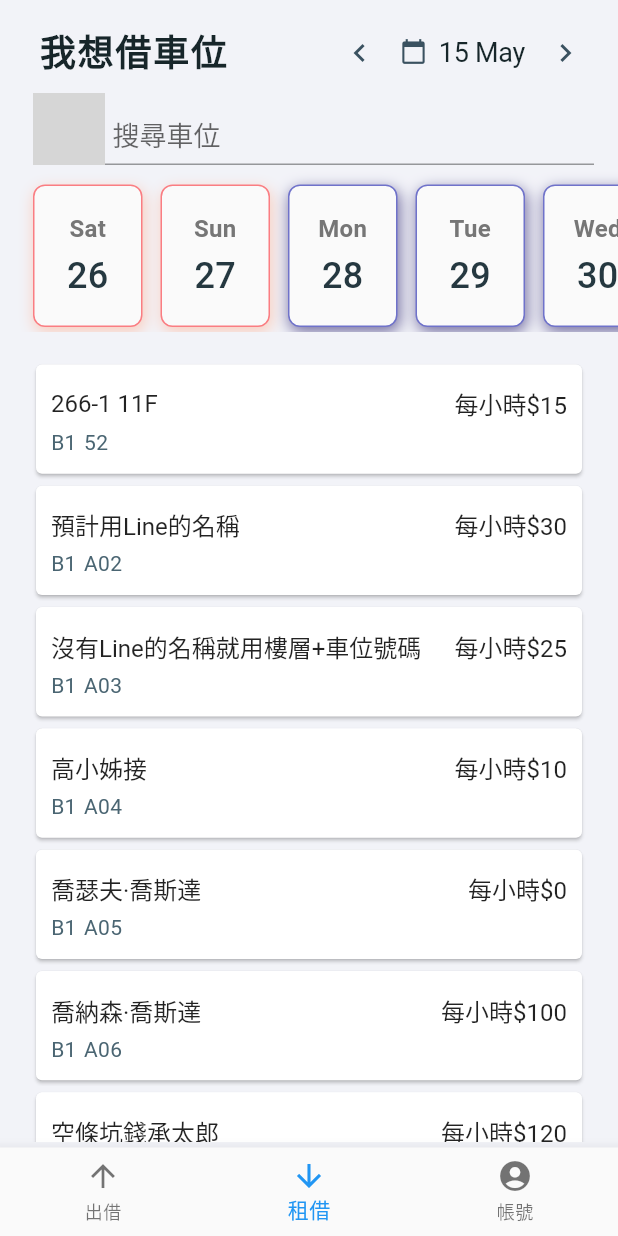
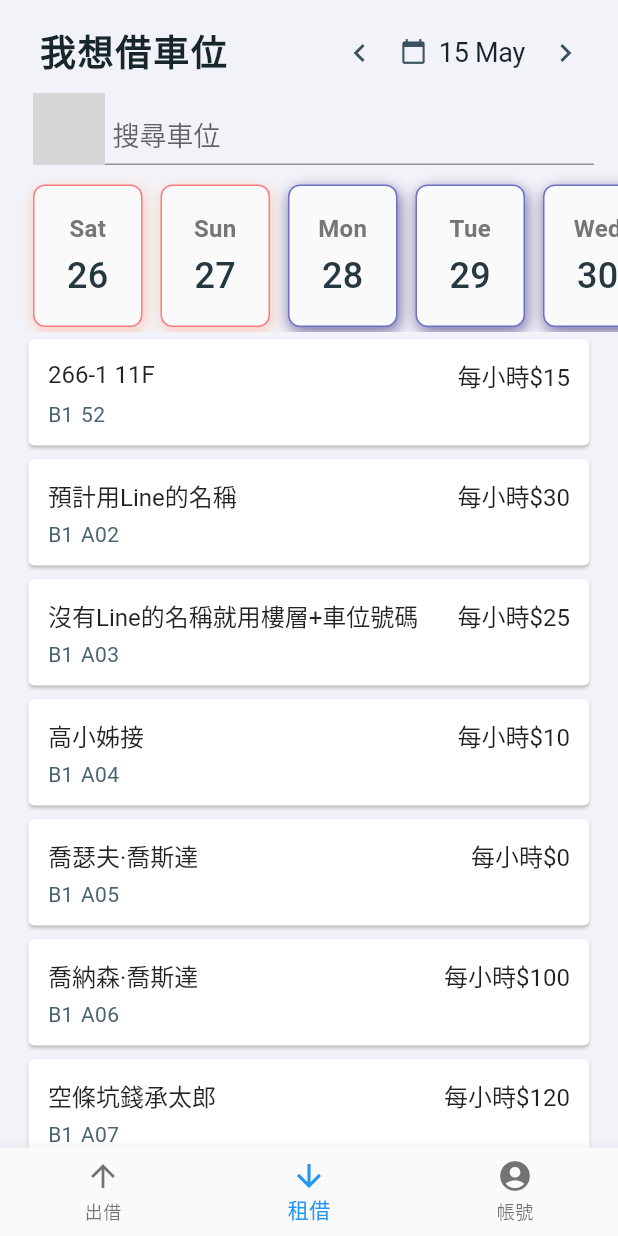
Before and after one commit to Syana6/ParkPals, a Flutter app: the screen it shows after launch, on a phone screen of 412 x 824 dp. Run offline on Flutter 3.47's test engine with Material 2 defaults, Android fonts, the phone set to English and light mode, and no system bars; our stand-ins replace dropdown_button2; missing offline and left inert: dart:ffi, ej_selector, omni_datetime_picker; Roboto replaces fonts that are missing (WorkSans); grey boxes are pictures that could not be loaded.

Commit message:
可租借車位顯示＋結構重新調整

```diff
--- a/lib/forRentView/parkingCommunity.dart
+++ b/lib/forRentView/parkingCommunity.dart
@@ -1,7 +1,7 @@
 import 'package:flutter/material.dart';
 import 'package:parkpals/forRentView/parkingSpaceList.dart';
 
-import '../models/fakeData.dart';
+import '../rentView/models/fakeData.dart';
 import '../models/parkingSpace.dart';
 
 // 顯示上架車位社區的頁面
--- a/lib/forRentView/parkingSpaceList.dart
+++ b/lib/forRentView/parkingSpaceList.dart
@@ -2,7 +2,7 @@ import 'dart:io';
 
 import 'package:flutter/material.dart';
 import 'package:parkpals/forRentView/parkingSpaceEditPage.dart';
-import '../models/fakeData.dart';
+import '../rentView/models/fakeData.dart';
 import '../models/parkingSpace.dart';
 
 // 顯示指定社區上架車位的頁面
--- a/lib/models/fakeData.dart
+++ b/lib/rentView/models/fakeData.dart
@@ -129,7 +129,77 @@ List<ParkingSpace> fakeParkingSpaces = <ParkingSpace>[
     image: '/Users/Syana/Side Project/ParkPals/parkpals/lib/assets/images/parking_space_1.jpg',
   ),
   ParkingSpace(
-    owner: '喬魯諾·喬巴納',
+    owner: '喬',
+    floor: 'B1',
+    space: 'A08',
+    price: 35,
+    image: '/Users/Syana/Side Project/ParkPals/parkpals/lib/assets/images/parking_space_1.jpg',
+  ),
+  ParkingSpace(
+    owner: '魯',
+    floor: 'B1',
+    space: 'A08',
+    price: 35,
+    image: '/Users/Syana/Side Project/ParkPals/parkpals/lib/assets/images/parking_space_1.jpg',
+  ),
+  ParkingSpace(
+    owner: '諾',
+    floor: 'B1',
+    space: 'A08',
+    price: 35,
+    image: '/Users/Syana/Side Project/ParkPals/parkpals/lib/assets/images/parking_space_1.jpg',
+  ),
+  ParkingSpace(
+    owner: '喬魯巴納',
+    floor: 'B1',
+    space: 'A08',
+    price: 35,
+    image: '/Users/Syana/Side Project/ParkPals/parkpals/lib/assets/images/parking_space_1.jpg',
+  ),
+  ParkingSpace(
+    owner: '喬巴納',
+    floor: 'B1',
+    space: 'A08',
+    price: 35,
+    image: '/Users/Syana/Side Project/ParkPals/parkpals/lib/assets/images/parking_space_1.jpg',
+  ),
+  ParkingSpace(
+    owner: '喬魯',
+    floor: 'B1',
+    space: 'A08',
+    price: 35,
+    image: '/Users/Syana/Side Project/ParkPals/parkpals/lib/assets/images/parking_space_1.jpg',
+  ),
+  ParkingSpace(
+    owner: '魯巴納',
+    floor: 'B1',
+    space: 'A08',
+    price: 35,
+    image: '/Users/Syana/Side Project/ParkPals/parkpals/lib/assets/images/parking_space_1.jpg',
+  ),
+  ParkingSpace(
+    owner: '喬魯諾喬巴納',
+    floor: 'B1',
+    space: 'A08',
+    price: 35,
+    image: '/Users/Syana/Side Project/ParkPals/parkpals/lib/assets/images/parking_space_1.jpg',
+  ),
+  ParkingSpace(
+    owner: '喬納',
+    floor: 'B1',
+    space: 'A08',
+    price: 35,
+    image: '/Users/Syana/Side Project/ParkPals/parkpals/lib/assets/images/parking_space_1.jpg',
+  ),
+  ParkingSpace(
+    owner: '巴納',
+    floor: 'B1',
+    space: 'A08',
+    price: 35,
+    image: '/Users/Syana/Side Project/ParkPals/parkpals/lib/assets/images/parking_space_1.jpg',
+  ),
+  ParkingSpace(
+    owner: '喬·喬',
     floor: 'B1',
     space: 'A08',
     price: 35,
--- a/lib/rentView/rent_screen_widges/can_rent_list.dart
+++ b/lib/rentView/rent_screen_widges/can_rent_list.dart
@@ -1,10 +1,11 @@
 import 'package:flutter/material.dart';
-import '../../models/fakeData.dart';
+import '../models/fakeData.dart';
 import '../../models/parkingSpace.dart';
 import 'canRentDetail.dart';
 
 // main rent_screen.dart
 // 顯示可租借車位的列表
+// Demo 未使用
 class CanRentList extends StatefulWidget {
   const CanRentList(
       {Key? key, this.mainScreenAnimationController, this.mainScreenAnimation})
--- /dev/null
+++ b/lib/rentView/rent_screen_widges/can_rent_object.dart
@@ -0,0 +1,173 @@
+import 'package:flutter/material.dart';
+import '../../models/parkingSpace.dart';
+import 'canRentDetail.dart';
+
+// main rent_screen.dart
+// 顯示可租借車位的列表
+class CanRentObject extends StatefulWidget {
+  const CanRentObject(
+      {Key? key,
+      this.mainScreenAnimationController,
+      this.mainScreenAnimation,
+      required this.objectCount,
+      required this.objectIndex,
+      required this.parkingInfo})
+      : super(key: key);
+
+  final AnimationController? mainScreenAnimationController;
+  final Animation<double>? mainScreenAnimation;
+
+  final int objectCount; // 可停物件總數
+  final int objectIndex; // 可停物件Index
+  final ParkingSpace parkingInfo; // 可停物件資訊
+
+  @override
+  _CanRentObjectState createState() => _CanRentObjectState();
+}
+
+class _CanRentObjectState extends State<CanRentObject>
+    with TickerProviderStateMixin {
+
+  AnimationController? animationController;
+  Animation<double>? animation;
+
+  @override
+  void initState() {
+    animationController = AnimationController(
+        duration: const Duration(milliseconds: 1700), vsync: this);
+    animationController?.forward();
+
+    super.initState();
+  }
+
+  @override
+  void dispose() {
+    animationController?.dispose();
+    super.dispose();
+  }
+
+  Widget build(BuildContext context) {
+    return AnimatedBuilder(
+        animation: widget.mainScreenAnimationController!,
+        builder: (BuildContext context, Widget? child) {
+          return FadeTransition(
+            opacity: widget.mainScreenAnimation!,
+            child: Transform.translate(
+              offset: Offset(0.0, 30 * (1.0 - widget.mainScreenAnimation!.value)),
+              child: SizedBox(
+                height: 80,
+                width: double.infinity,
+                child: Padding(
+                  padding: const EdgeInsets.fromLTRB(15, 1, 15, 0),
+                  child: ParkingSpaceInfo(
+                    animation: Tween<double>(
+                      begin: 0.0,
+                      end: 1.0,
+                    ).animate(
+                      CurvedAnimation(
+                        parent: animationController!,
+                        curve: Interval(
+                          (1 / widget.objectCount) * widget.objectIndex,
+                          1.0,
+                          curve: Curves.fastOutSlowIn,
+                        ),
+                      ),
+                    ),
+                    animationController: animationController,
+                    parkInfo: widget.parkingInfo,
+                    callBack: () {
+                      // TODO: 點擊後進入車位詳細資訊頁面
+                      Navigator.push(
+                        context,
+                        MaterialPageRoute(
+                          builder: (context) => canRentDetail(
+                            parkingSpace: widget.parkingInfo,
+                          ),
+                        ),
+                      );
+                    },
+                  ),
+                ),
+              ),
+            ),
+          );
+        });
+  }
+}
+
+// 車位資訊小卡
+// 處理從右側進入的動畫效果
+class ParkingSpaceInfo extends StatelessWidget {
+  const ParkingSpaceInfo(
+      {Key? key,
+      this.parkInfo,
+      this.callBack,
+      this.animationController,
+      this.animation})
+      : super(key: key);
+
+  final ParkingSpace? parkInfo;
+  final VoidCallback? callBack;
+  final AnimationController? animationController;
+  final Animation<double>? animation;
+
+  @override
+  Widget build(BuildContext context) {
+    return AnimatedBuilder(
+      animation: animationController!,
+      builder: (BuildContext context, Widget? child) {
+        // 透明度的漸變效果，子 Widget 將根據動畫的進度進行淡入淡出效果
+        return FadeTransition(
+          opacity: animation!,
+          // 進行二維變換，例如平移、縮放和旋轉
+          child: Transform(
+            transform: Matrix4.translationValues(
+                300 * (1.0 - animation!.value), 0.0, 0.0),
+            // 指定子 Widget 的寬高比
+            child: AspectRatio(
+              aspectRatio: 4.6,
+              // 裁剪為圓角矩形形狀
+              child: ClipRRect(
+                borderRadius: const BorderRadius.all(Radius.circular(4.0)),
+                child: Card(
+                  child: ListTile(
+                    contentPadding:
+                        const EdgeInsets.fromLTRB(13, 8, 13, 5), // Add some padding
+                    title: SizedBox(
+                      height: 30.0, // Adjust this value as needed
+                      child: Column(
+                        children: [
+                          // Image.network('https://example.com/parking_space_image.png', height: 50, width: 50), // Replace with your image
+                          Row(
+                            children: [
+                              Expanded(
+                                  child: Text(parkInfo!.owner)), // Make owner take up all the available space
+                              Text('每小時\$${parkInfo!.price}'), // Price will be at the end of the line
+                            ],
+                          ),
+                        ],
+                      ),
+                    ),
+                    subtitle: Column(
+                      children: [
+                        Row(
+                          children: [
+                            // text floor and space
+                            Text(parkInfo!.floor),
+                            const SizedBox(width: 5), // Change the width to height
+                            Text(parkInfo!.space),
+                          ],
+                        ),
+                      ],
+                    ),
+                    onTap: callBack,
+                  ),
+                ),
+              ),
+            ),
+          ),
+        );
+      },
+    );
+  }
+}
--- a/lib/rentView/rent_screen_widges/rent_screen.dart
+++ b/lib/rentView/rent_screen_widges/rent_screen.dart
@@ -1,8 +1,9 @@
 import 'package:flutter/material.dart';
+import '../models/fakeData.dart';
 import '../rent_screen_theme.dart';
 import '../ui_view/select_date_list_view.dart';
 import '../ui_view/select_item_msgbox.dart';
-import 'can_rent_list.dart';
+import 'can_rent_object.dart';
 
 // main rent_home_screen.dart
 // 租借主頁面Body 使用Widge<ListView> 包裝所有功能Widget
@@ -85,7 +86,8 @@ class _RentScreenState extends State<RentScreen> with TickerProviderStateMixin {
 
   // ListView UI 注入
   void addAllListData() {
-    const int count = 5; // 目前加入到這個頁面的UI Widget
+    int count = fakeParkingSpaces.length + 1; // 目前加入到這個頁面的UI Widget
+    const int minCanRentObjectCount = 10; // 可租借的UI Widget 最小10
 
     // 時間選擇器
     listViews.add(
@@ -93,23 +95,29 @@ class _RentScreenState extends State<RentScreen> with TickerProviderStateMixin {
         mainScreenAnimation: Tween<double>(begin: 0.0, end: 1.0).animate(
             CurvedAnimation(
                 parent: widget.mainScreenAnimationController!,
-                curve: const Interval((1 / (count)) * 2, 1.0,
+                curve: Interval((1 / (count)) * 1, 1.0,
                     curve: Curves.fastOutSlowIn))),
         mainScreenAnimationController: widget.mainScreenAnimationController!,
       ),
     );
 
     // 可租借車位列表
+    for (var park in fakeParkingSpaces) {
       listViews.add(
-      CanRentList(
+        CanRentObject(
+            // TODO: 要從API取得資訊，若canRentObjectCount最小10
             mainScreenAnimation: Tween<double>(begin: 0.0, end: 1.0).animate(
                 CurvedAnimation(
                     parent: widget.mainScreenAnimationController!,
-                curve: const Interval((2 / (count)) * 2, 1.0,
+                    curve: Interval((1 / (count)) * (1 + fakeParkingSpaces.indexOf(park)), 1.0,
                         curve: Curves.fastOutSlowIn))),
-        mainScreenAnimationController: widget.mainScreenAnimationController!,
-      ),
+            mainScreenAnimationController:
+                widget.mainScreenAnimationController!,
+            objectCount: fakeParkingSpaces.length > minCanRentObjectCount ? fakeParkingSpaces.length : minCanRentObjectCount,
+            objectIndex: fakeParkingSpaces.indexOf(park),
+            parkingInfo: park),
       );
+    }
   }
 
   // ListView UI 所有物件
@@ -256,8 +264,7 @@ class _RentScreenState extends State<RentScreen> with TickerProviderStateMixin {
                                             fontFamily:
                                                 RentScreenTheme.fontName,
                                             fontWeight: FontWeight.normal,
-                                            fontSize:
-                                                  18 - 6 * topBarOpacity,
+                                            fontSize: 18 - 6 * topBarOpacity,
                                             letterSpacing: -0.2,
                                             color: RentScreenTheme.darkerText,
                                           ),
```
Lines whose indentation alone changed are shown as unchanged.
